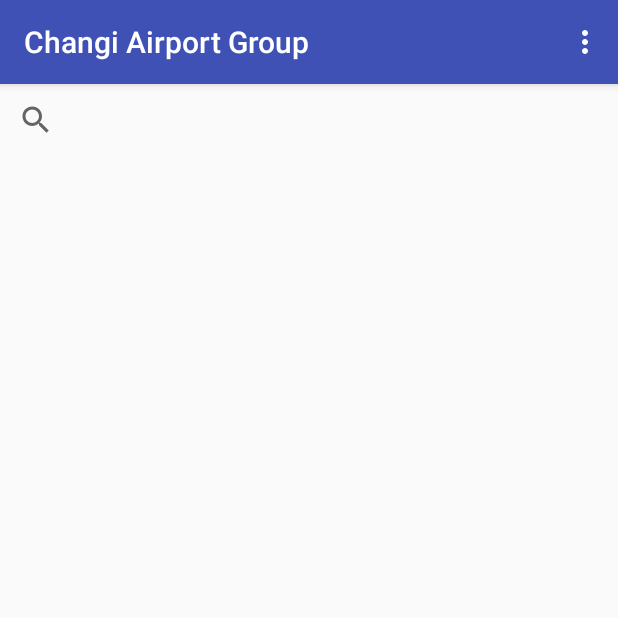
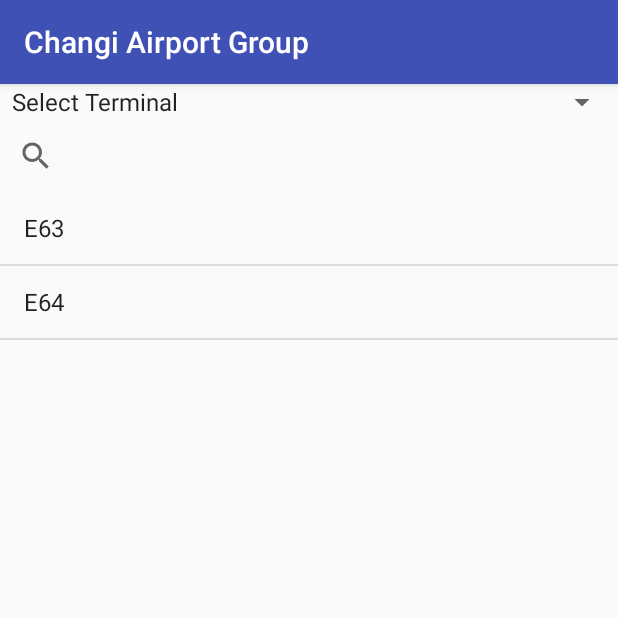
Before and after one commit to Edwinxwj/ChangiAirportGroup, an Android app: the screen it shows after launch (MainActivityAdmin before the commit, MainActivityAirTraffic after it), on a phone screen of 412 x 824 dp, the top half of it. Run offline under Robolectric (Android 15) with nearby library versions, the phone set to English and light mode, and no system bars.

Commit message:
19/7/2017

```diff
--- a/app/src/main/AndroidManifest.xml
+++ b/app/src/main/AndroidManifest.xml
@@ -9,7 +9,7 @@
         android:roundIcon="@mipmap/ic_launcher_round"
         android:supportsRtl="true"
         android:theme="@style/AppTheme">
-        <activity android:name=".MainActivityAdmin">
+        <activity android:name=".MainActivityAirTraffic">
             <intent-filter>
                 <action android:name="android.intent.action.MAIN" />
 
@@ -19,6 +19,7 @@
         <activity android:name=".SecondActivityAdmin" />
         <activity android:name=".EditActivity" />
         <activity android:name=".MainActivity"></activity>
+        <activity android:name=".SecondActivityAirtraffic"></activity>
     </application>
 
 </manifest>
--- a/app/src/main/java/sg/edu/rp/c346/changiairportgroup/MainActivityAirTraffic.java
+++ b/app/src/main/java/sg/edu/rp/c346/changiairportgroup/MainActivityAirTraffic.java
@@ -19,6 +19,7 @@
     ListView lv;
     ArrayAdapter aa;
     ArrayList<String> gates;
+    Spinner Spinner;
 
 
     @Override
@@ -28,6 +29,8 @@
 
         lv = (ListView) findViewById(R.id.lv);
 
+        Spinner = (Spinner) findViewById(R.id.spinnerTerminal);
+
         gates = new ArrayList<String>();
         gates.add("E63");
         gates.add("E64");
@@ -35,46 +38,20 @@
         aa = new ArrayAdapter(this, android.R.layout.simple_list_item_1, gates);
         lv.setAdapter(aa);
 
+
+        ArrayAdapter<String> myAdapter = new ArrayAdapter<String>(MainActivityAirTraffic.this,
+                android.R.layout.simple_spinner_item, getResources().getStringArray(R.array.spinnersTerminal));
+        myAdapter.setDropDownViewResource(android.R.layout.simple_spinner_dropdown_item);
+        Spinner.setAdapter(myAdapter);
+
         lv.setOnItemClickListener(new AdapterView.OnItemClickListener() {
             @Override
             public void onItemClick(AdapterView<?> parent, View view, int position, long id) {
-//                AlertDialog.Builder mbuilder = new AlertDialog.Builder(
-//                        MainActivityAirTraffic.this);
-//                View mView = getLayoutInflater().inflate(R.layout.activity_alert_airtraffic, null);
-//                mbuilder.setTitle("Plane Information");
-//                final Spinner mSpinner = (Spinner) mView.findViewById(R.id.spinner);
-//
-//                ArrayAdapter<String> adapter = new ArrayAdapter<String>(MainActivityAirTraffic.this,
-//                        android.R.layout.simple_spinner_item, getResources().getStringArray(R.array.DirectionList));
-//                adapter.setDropDownViewResource(android.R.layout.simple_spinner_dropdown_item);
-//                mSpinner.setAdapter(adapter);
-//
-//                mbuilder.setPositiveButton("Update", new DialogInterface.OnClickListener() {
-//                    @Override
-//                    public void onClick(DialogInterface dialogInterface, int i) {
-//                        if(!mSpinner.getSelectedItem().toString().equalsIgnoreCase("Choose a Direction")){
-//                            Toast.makeText(MainActivityAirTraffic.this,mSpinner.getSelectedItem().toString(),Toast.LENGTH_LONG).show();
-//                            dialogInterface.dismiss();
-//                        }
-//                    }
-//                });
-//
-//
-//                mbuilder.setNegativeButton("Cancel", new DialogInterface.OnClickListener() {
-//                    @Override
-//                    public void onClick(DialogInterface dialogInterface, int i) {
-//                    }
-//                });
-//
-//                mbuilder.setView(mView);
-//                AlertDialog dialog = mbuilder.create();
-//                dialog.show();
-                Intent i = new Intent(MainActivityAirTraffic.this ,SecondActivityAirtraffic.class);
-                i.putExtra("gate", gates.get(position));
-                startActivity(i);
+                String selectedGates = gates.get(position).toString();
+                Intent intent = new Intent(getBaseContext(), SecondActivityAirtraffic.class);
+                intent.putExtra("gates", selectedGates.toString());
 
-
-
+                startActivity(intent);
             }
         });
 
--- a/app/src/main/res/layout/activity_main_airtraffic.xml
+++ b/app/src/main/res/layout/activity_main_airtraffic.xml
@@ -7,7 +7,14 @@
     android:orientation="vertical"
     tools:context="sg.edu.rp.c346.changiairportgroup.MainActivityAirTraffic">
 
+    <Spinner
+        android:id="@+id/spinnerTerminal"
+        android:layout_width="match_parent"
+        android:layout_height="wrap_content"
+        android:entries="@array/spinnersTerminal"/>
+
     <SearchView
+        android:id="@+id/SearchId"
         android:layout_width="match_parent"
         android:layout_height="wrap_content" />
 
--- a/app/src/main/res/values/strings.xml
+++ b/app/src/main/res/values/strings.xml
@@ -15,4 +15,14 @@
         <item> 04 Jan 2017 </item>
     </string-array>
 
+    <string-array name="spinnersTerminal">
+        <item> Select Terminal </item>
+        <item> Terminal 1 </item>
+        <item> Terminal 2 </item>
+        <item> Terminal 3 </item>
+        <item> Terminal 4 </item>
+    </string-array>
+
+
+
 </resources>
```
